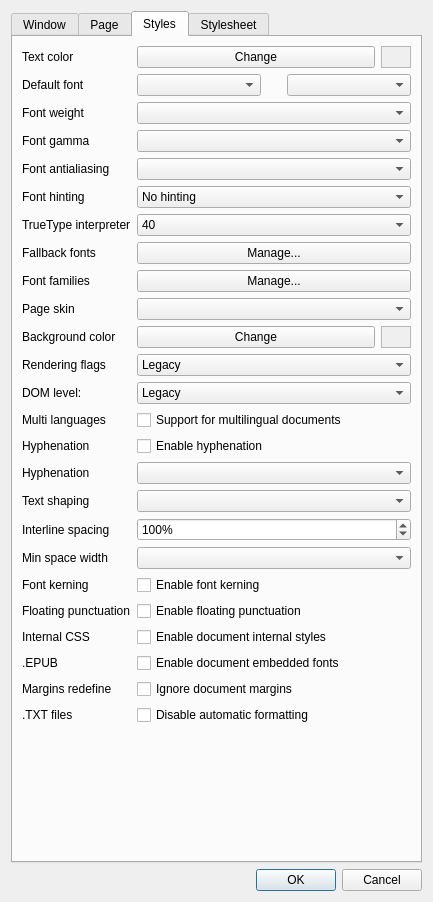
First picture: the form in src/settings.ui, repository CrazyCoder/crqt-ng, before the edit.
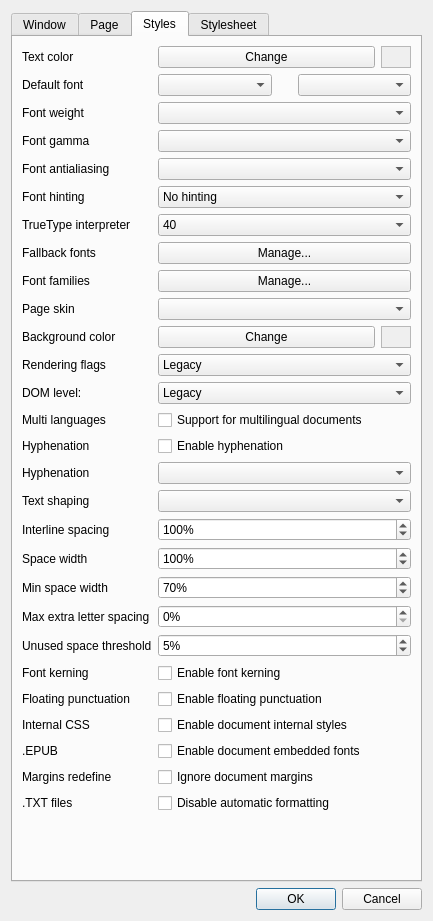
Second picture: the form after the edit. The open tabs and pages were chosen to show the change. Icons and pictures are not drawn.

Commit message:
Add text justification spacing controls to settings dialog
Replace min space width combo box with four spinboxes for finer
control over text justification:
- Space width scale (10-500%)
- Min space condensing (25-100%)
- Max extra letter spacing (0-20%)
- Unused space threshold (0-20%, disabled when letter spacing is 0)

These expose additional crengine properties for better text layout
control.

What changed in the file:
```diff
--- a/src/settings.ui
+++ b/src/settings.ui
@@ -10,7 +10,7 @@
     <x>0</x>
     <y>0</y>
     <width>433</width>
-    <height>902</height>
+    <height>921</height>
    </rect>
   </property>
   <property name="sizePolicy">
@@ -1981,93 +1981,187 @@
           </widget>
          </item>
          <item row="18" column="0">
-          <widget class="QLabel" name="label_15">
+          <widget class="QLabel" name="label_66">
            <property name="text">
-            <string>Min space width</string>
+            <string>Space width</string>
            </property>
           </widget>
          </item>
          <item row="18" column="1">
-          <widget class="QComboBox" name="cbMinSpaceWidth"/>
+          <widget class="QSpinBox" name="sbSpaceWidth">
+           <property name="suffix">
+            <string>%</string>
+           </property>
+           <property name="minimum">
+            <number>10</number>
+           </property>
+           <property name="maximum">
+            <number>500</number>
+           </property>
+           <property name="singleStep">
+            <number>5</number>
+           </property>
+           <property name="value">
+            <number>100</number>
+           </property>
+          </widget>
          </item>
          <item row="19" column="0">
+          <widget class="QLabel" name="label_15">
+           <property name="text">
+            <string>Min space width</string>
+           </property>
+          </widget>
+         </item>
+         <item row="19" column="1">
+          <widget class="QSpinBox" name="sbMinSpaceWidth">
+           <property name="suffix">
+            <string>%</string>
+           </property>
+           <property name="minimum">
+            <number>25</number>
+           </property>
+           <property name="maximum">
+            <number>100</number>
+           </property>
+           <property name="singleStep">
+            <number>5</number>
+           </property>
+           <property name="value">
+            <number>70</number>
+           </property>
+          </widget>
+         </item>
+         <item row="20" column="0">
+          <widget class="QLabel" name="label_68">
+           <property name="text">
+            <string>Max extra letter spacing</string>
+           </property>
+          </widget>
+         </item>
+         <item row="20" column="1">
+          <widget class="QSpinBox" name="sbMaxLetterSpacing">
+           <property name="suffix">
+            <string>%</string>
+           </property>
+           <property name="minimum">
+            <number>0</number>
+           </property>
+           <property name="maximum">
+            <number>20</number>
+           </property>
+           <property name="singleStep">
+            <number>1</number>
+           </property>
+           <property name="value">
+            <number>0</number>
+           </property>
+          </widget>
+         </item>
+         <item row="21" column="0">
+          <widget class="QLabel" name="label_67">
+           <property name="text">
+            <string>Unused space threshold</string>
+           </property>
+          </widget>
+         </item>
+         <item row="21" column="1">
+          <widget class="QSpinBox" name="sbUnusedSpaceThreshold">
+           <property name="suffix">
+            <string>%</string>
+           </property>
+           <property name="minimum">
+            <number>0</number>
+           </property>
+           <property name="maximum">
+            <number>20</number>
+           </property>
+           <property name="singleStep">
+            <number>1</number>
+           </property>
+           <property name="value">
+            <number>5</number>
+           </property>
+          </widget>
+         </item>
+         <item row="22" column="0">
           <widget class="QLabel" name="label_43">
            <property name="text">
             <string>Font kerning</string>
            </property>
           </widget>
          </item>
-         <item row="19" column="1">
+         <item row="22" column="1">
           <widget class="QCheckBox" name="cbFontKerning">
            <property name="text">
             <string>Enable font kerning</string>
            </property>
           </widget>
          </item>
-         <item row="20" column="0">
+         <item row="23" column="0">
           <widget class="QLabel" name="label_18">
            <property name="text">
             <string>Floating punctuation</string>
            </property>
           </widget>
          </item>
-         <item row="20" column="1">
+         <item row="23" column="1">
           <widget class="QCheckBox" name="cbFloatingPunctuation">
            <property name="text">
             <string>Enable floating punctuation</string>
            </property>
           </widget>
          </item>
-         <item row="21" column="0">
+         <item row="24" column="0">
           <widget class="QLabel" name="label_38">
            <property name="text">
             <string>Internal CSS</string>
            </property>
           </widget>
          </item>
-         <item row="21" column="1">
+         <item row="24" column="1">
           <widget class="QCheckBox" name="cbEnableDocumentStyles">
            <property name="text">
             <string>Enable document internal styles</string>
            </property>
           </widget>
          </item>
-         <item row="22" column="0">
+         <item row="25" column="0">
           <widget class="QLabel" name="label_37">
            <property name="text">
             <string>.EPUB</string>
            </property>
           </widget>
          </item>
-         <item row="22" column="1">
+         <item row="25" column="1">
           <widget class="QCheckBox" name="cbEnableEmbeddedFonts">
            <property name="text">
             <string>Enable document embedded fonts</string>
            </property>
           </widget>
          </item>
-         <item row="23" column="0">
+         <item row="26" column="0">
           <widget class="QLabel" name="label_49">
            <property name="text">
             <string>Margins redefine</string>
            </property>
           </widget>
          </item>
-         <item row="23" column="1">
+         <item row="26" column="1">
           <widget class="QCheckBox" name="cbIgnoreDocumentMargins">
            <property name="text">
             <string>Ignore document margins</string>
            </property>
           </widget>
          </item>
-         <item row="24" column="0">
+         <item row="27" column="0">
           <widget class="QLabel" name="label_17">
            <property name="text">
             <string>.TXT files</string>
            </property>
           </widget>
          </item>
-         <item row="24" column="1">
+         <item row="27" column="1">
           <widget class="QCheckBox" name="cbTxtPreFormatted">
            <property name="text">
             <string>Disable automatic formatting</string>
```
Left out of the diff: 9 changed lines with no effect on the pictures. The commit also changes 2 other files.
